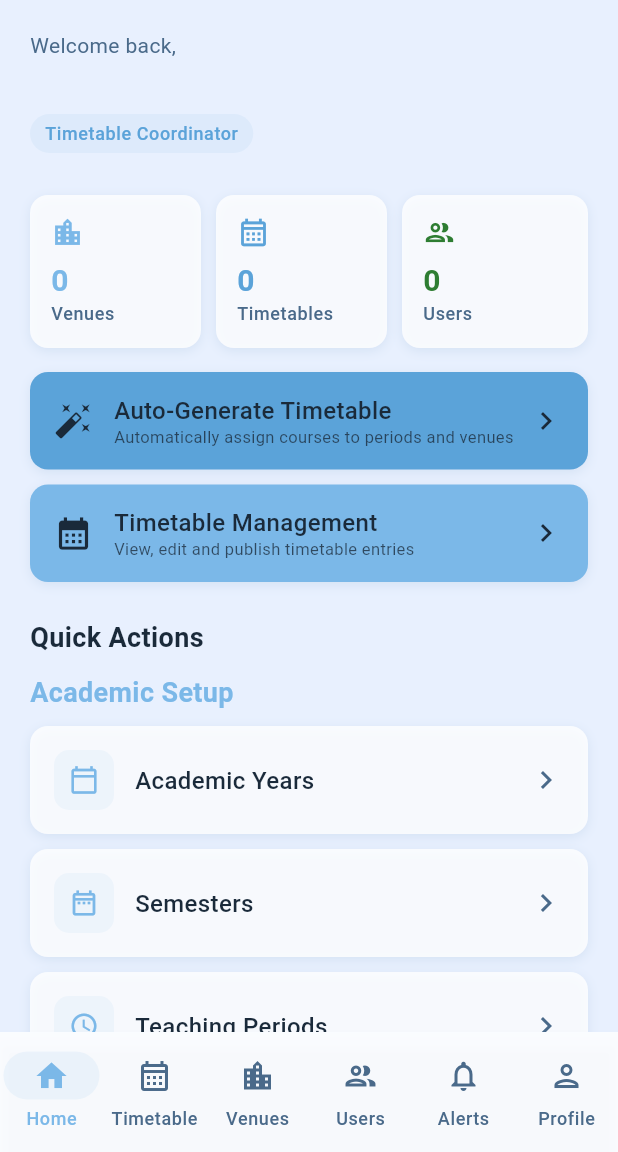
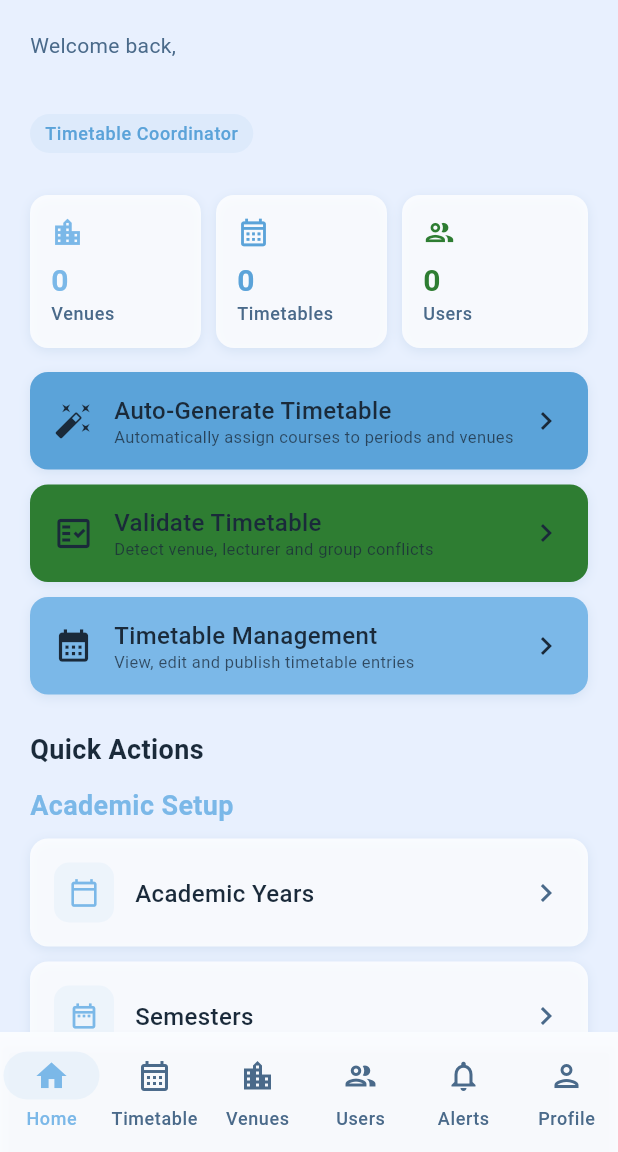
Before and after one commit to Magugwani/Frappe, a Flutter app: the CoordinatorDashboard screen opened by its route, on a phone screen of 412 x 824 dp, the part 84-1236 px from its top. Run offline on Flutter 3.47's test engine with Material 3 defaults, Android fonts, the phone set to English and light mode, and no system bars; our stand-ins replace flutter_secure_storage, go_router; accounts and stored records are empty.

Commit message:
initial UTLVA

```diff
--- a/UTLVA/mobile/mobile_utlva/lib/features/dashboard/screens/coordinator_dashboard.dart
+++ b/UTLVA/mobile/mobile_utlva/lib/features/dashboard/screens/coordinator_dashboard.dart
@@ -71,6 +71,22 @@ class _CoordinatorDashboardState extends State<CoordinatorDashboard> {
               Expanded(child: Column(crossAxisAlignment: CrossAxisAlignment.start, children: [
                 Text('Auto-Generate Timetable', style: AppTypography.titleMedium.copyWith(color: AppColors.textOnPrimary)),
                 Text('Automatically assign courses to periods and venues', style: AppTypography.caption.copyWith(color: AppColors.textOnPrimary.withAlpha(200))),
+              ])),
+              const Icon(Icons.chevron_right, color: AppColors.textOnPrimary),
+            ]),
+          ),
+          const SizedBox(height: 10),
+          // Phase 6 — Validate Timetable
+          ReusableCard(
+            onTap: () => context.push('/timetable/validate'),
+            backgroundColor: AppColors.statusFree,
+            padding: const EdgeInsets.symmetric(horizontal: 16, vertical: 14),
+            child: Row(children: [
+              const Icon(Icons.fact_check_outlined, color: AppColors.textOnPrimary, size: 26),
+              const SizedBox(width: 14),
+              Expanded(child: Column(crossAxisAlignment: CrossAxisAlignment.start, children: [
+                Text('Validate Timetable', style: AppTypography.titleMedium.copyWith(color: AppColors.textOnPrimary)),
+                Text('Detect venue, lecturer and group conflicts', style: AppTypography.caption.copyWith(color: AppColors.textOnPrimary.withAlpha(200))),
               ])),
               const Icon(Icons.chevron_right, color: AppColors.textOnPrimary),
             ]),
--- a/UTLVA/mobile/mobile_utlva/lib/features/timetable/screens/coordinator_timetable_screen.dart
+++ b/UTLVA/mobile/mobile_utlva/lib/features/timetable/screens/coordinator_timetable_screen.dart
@@ -100,6 +100,11 @@ class _CoordinatorTimetableScreenState extends State<CoordinatorTimetableScreen>
       appBar: CustomAppBar(
         title: 'Timetable Management',
         extraActions: [
+          IconButton(
+            icon: const Icon(Icons.fact_check_outlined, color: AppColors.textOnPrimary),
+            tooltip: 'Validate Timetable',
+            onPressed: () => context.push('/timetable/validate'),
+          ),
           IconButton(
             icon: const Icon(Icons.auto_fix_high, color: AppColors.textOnPrimary),
             tooltip: 'Auto-Generate Timetable',
```
